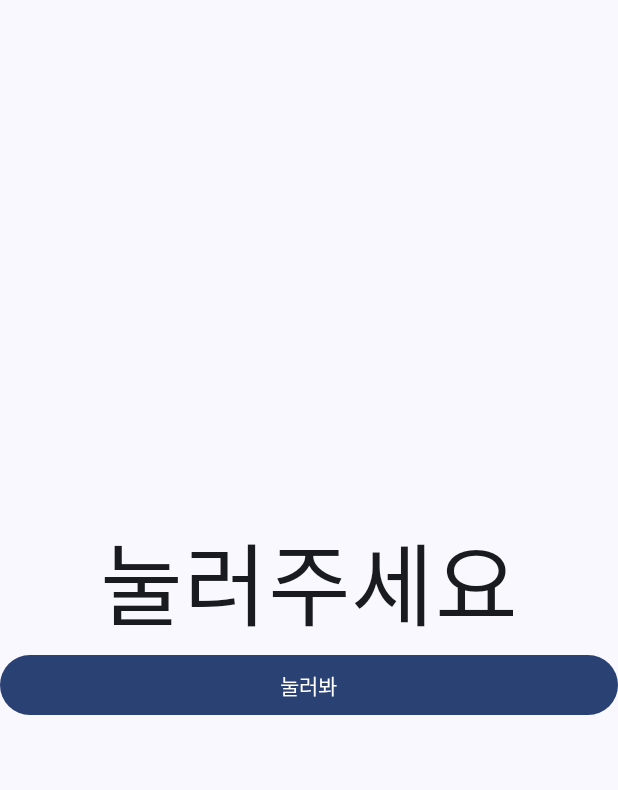
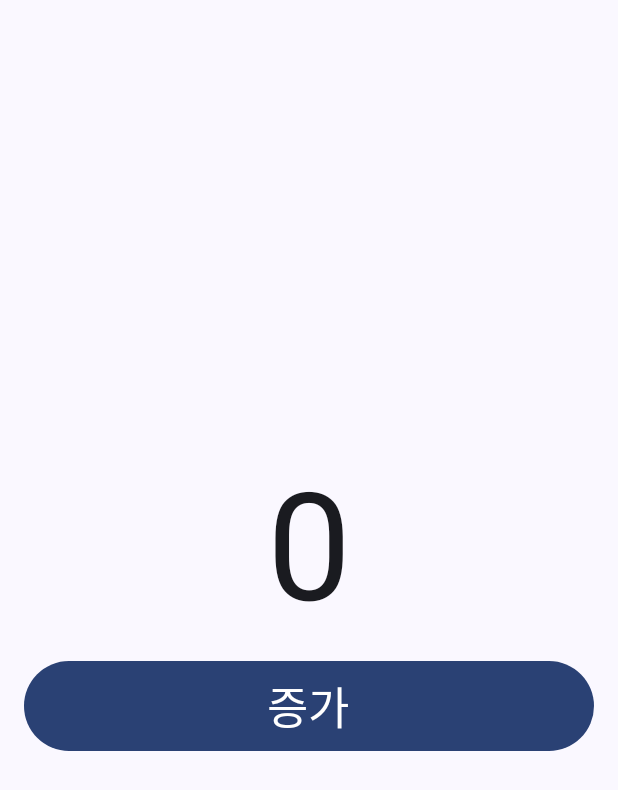
Before and after one commit to junghyunsoo24/S24W10Counter, an Android app built with Jetpack Compose: the screen it shows after launch (MainActivity), on a phone screen of 412 x 824 dp. Shown: the top 790 px of the screen. Run offline under Robolectric (Android 15) with nearby library versions, the phone set to English and light mode, and no system bars.

Commit message:
✨ 카운터 증가 완성

```diff
--- a/app/src/main/java/kr/ac/kumoh/s20191091/s24w10counter/MainActivity.kt
+++ b/app/src/main/java/kr/ac/kumoh/s20191091/s24w10counter/MainActivity.kt
@@ -13,10 +13,12 @@ import androidx.compose.material3.Button
 import androidx.compose.material3.Scaffold
 import androidx.compose.material3.Text
 import androidx.compose.runtime.Composable
+import androidx.compose.runtime.mutableIntStateOf
 import androidx.compose.runtime.mutableStateOf
 import androidx.compose.runtime.remember
 import androidx.compose.ui.Alignment
 import androidx.compose.ui.Modifier
+import androidx.compose.ui.unit.dp
 import androidx.compose.ui.unit.sp
 import kr.ac.kumoh.s20191091.s24w10counter.ui.theme.S24W10CounterTheme
 
@@ -35,8 +37,41 @@ class MainActivity : ComponentActivity() {
 @Composable
 fun MainScreen() {
     Scaffold(modifier = Modifier.fillMaxSize()) { innerPadding ->
-        Clicker(Modifier.padding(innerPadding))
+//        Clicker(Modifier.padding(innerPadding))
+        Counter(Modifier.padding(innerPadding))
+
     }
+}
+
+@Composable
+fun Counter(modifier: Modifier){
+//    var count = 0;
+    val (count, setCount) = remember { mutableIntStateOf(0) }
+
+    Column(
+        modifier = Modifier.fillMaxSize(),
+        verticalArrangement = Arrangement.Center,
+        horizontalAlignment = Alignment.CenterHorizontally
+    ){
+        Text(
+            text = "$count",
+            fontSize = 100.sp
+        )
+        Button(
+            modifier = Modifier.fillMaxWidth().padding(16.dp),
+            onClick = {
+                //count++
+                setCount(count + 1)
+            }
+        ){
+            Text(
+                "증가",
+                fontSize = 30.sp
+            )
+        }
+    }
+    //list를 만들때 jetpackCompose가 바인딩보다 훨신 편함
+
 }
 
 @Composable
```
